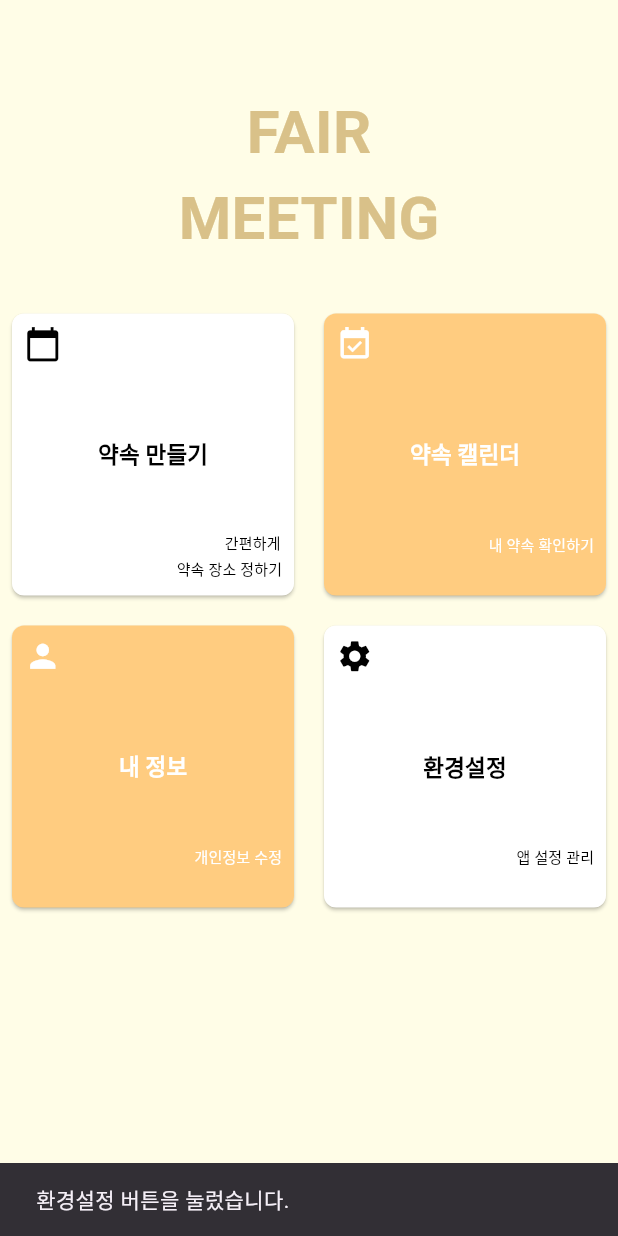
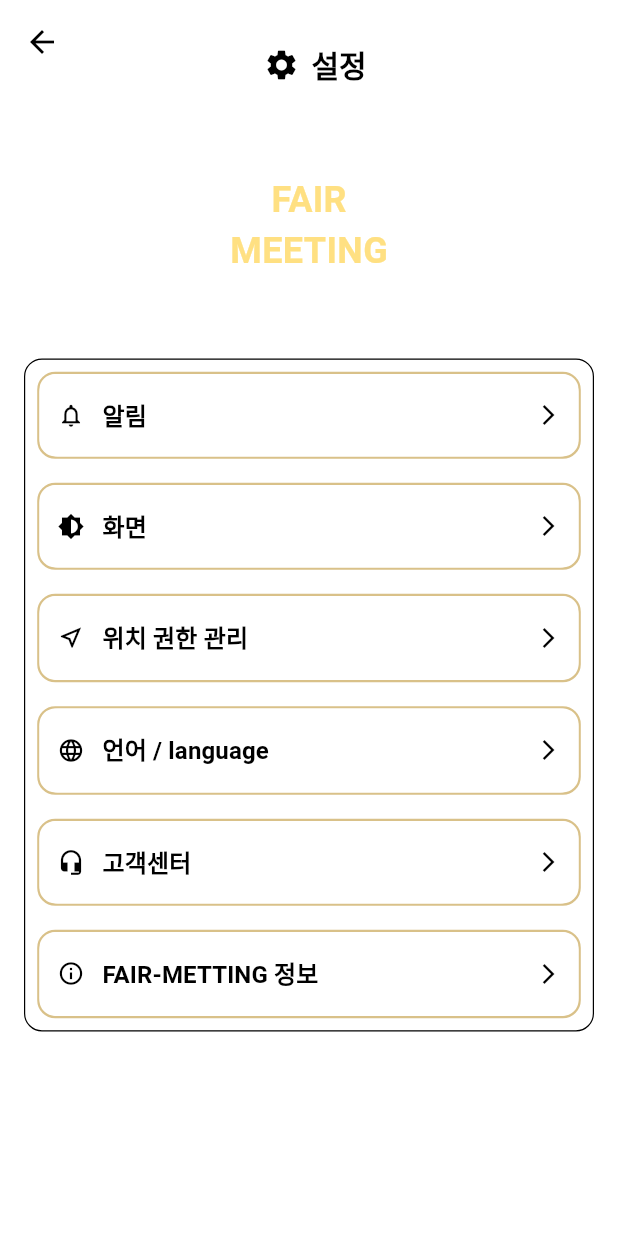
Before and after one commit to partmant/FairMeeting, a Flutter app: the screen it shows after launch, after a tap on "환경설정", on a phone screen of 412 x 824 dp. Run offline on Flutter 3.47's test engine with Material 3 defaults, Android fonts, the phone set to English and light mode, and no system bars; our stand-ins replace dotted_border, flutter_dotenv, table_calendar; missing offline and left inert: kakao_flutter_sdk_user, kakao_map_plugin.

Commit message:
feat: 설정화면 구현

```diff
--- a/lib/screens/main_screen.dart
+++ b/lib/screens/main_screen.dart
@@ -3,8 +3,10 @@
 import '../widgets/logo_title.dart';
 import 'package:fair_front/screens/login_screen.dart';
 import 'package:fair_front/screens/my_info_screen.dart';
+import 'package:fair_front/screens/settings_screen.dart';
 
-import 'calender.dart';
+
+import 'calender_screen.dart';
 
 class MainmenuScreen extends StatefulWidget {
   const MainmenuScreen({super.key});
@@ -106,9 +108,16 @@
         } else if (label == '약속 캘린더') {
           Navigator.push(
             context,
-            MaterialPageRoute(builder: (builder) => const AppointmentCalendarScreen()),
+            MaterialPageRoute(
+                builder: (builder) => const AppointmentCalendarScreen()),
           );
-        }else {
+        } else if (label == '환경설정')   {
+          Navigator.push(
+            context,
+              MaterialPageRoute(
+              builder: (builder) =>  SettingsScreen()),
+          );
+        } else {
           ScaffoldMessenger.of(context).showSnackBar(
             SnackBar(content: Text('$label 버튼을 눌렀습니다.')),
           );
--- /dev/null
+++ b/lib/screens/settings_screen.dart
@@ -0,0 +1,134 @@
+import 'package:flutter/material.dart';
+
+class SettingsScreen extends StatelessWidget {
+  final List<_SettingsItem> items = [
+    _SettingsItem(Icons.notifications_none, '알림'),
+    _SettingsItem(Icons.brightness_6, '화면'),
+    _SettingsItem(Icons.near_me_outlined, '위치 권한 관리'),
+    _SettingsItem(Icons.language, '언어 / language'),
+    _SettingsItem(Icons.headset_mic, '고객센터'),
+    _SettingsItem(Icons.info_outline, 'FAIR-METTING 정보'),
+  ];
+
+  @override
+  Widget build(BuildContext context) {
+    return Scaffold(
+      appBar: AppBar(
+        backgroundColor: Colors.white,
+        elevation: 0,
+        leading: BackButton(color: Colors.black),
+        title: Transform.translate(
+          offset: const Offset(0, 15),
+          child: Center(
+            child: Row(
+              mainAxisSize: MainAxisSize.min,
+              children: [
+                Icon(Icons.settings, color: Colors.black),
+                SizedBox(width: 8),
+                Text('설정', style: TextStyle(color: Colors.black)),
+              ],
+            ),
+          ),
+        ),
+        automaticallyImplyLeading: false,
+        actions: [SizedBox(width: 48)],
+      ),
+      backgroundColor: Colors.white,
+      body: Padding(
+        padding: const EdgeInsets.only(top: 60),
+        child: Column(
+          children: [
+            Center(
+              child: Column(
+                children: [
+                  Text(
+                    'FAIR',
+                    style: TextStyle(
+                      fontSize: 24,
+                      color: Colors.amber[200],
+                      fontWeight: FontWeight.bold,
+                    ),
+                  ),
+                  Text(
+                    'MEETING',
+                    style: TextStyle(
+                      fontSize: 24,
+                      color: Colors.amber[200],
+                      fontWeight: FontWeight.bold,
+                    ),
+                  ),
+                ],
+              ),
+            ),
+            SizedBox(height: 55),
+            Padding(
+              padding: const EdgeInsets.symmetric(horizontal: 16),
+              child: Container(
+                decoration: BoxDecoration(
+                  border: Border.all(color: Colors.black, width: 0.8), // 메뉴 리스트 테두리 검은색 적용
+                  borderRadius: BorderRadius.circular(12),
+                ),
+                child: Column(
+                  children: items.map((item) => _buildItemButton(item, context)).toList(),
+                ),
+              ),
+            ),
+          ],
+        ),
+      ),
+    );
+  }
+
+  Widget _buildItemButton(_SettingsItem item, BuildContext context) {
+    return Padding(
+      padding: const EdgeInsets.all(8),
+      child: Container(
+        decoration: BoxDecoration(
+          border: Border.all(color: Color(0xFFD9C189), width: 1.5), // 개별 버튼 테두리 색 변경
+          borderRadius: BorderRadius.circular(12),
+        ),
+        child: ElevatedButton(
+          style: ElevatedButton.styleFrom(
+            padding: const EdgeInsets.symmetric(horizontal: 12, vertical: 16),
+            backgroundColor: Colors.white,
+            foregroundColor: Colors.black,
+            shape: RoundedRectangleBorder(borderRadius: BorderRadius.circular(12)),
+            elevation: 0,
+          ),
+          onPressed: () {
+            ScaffoldMessenger.of(context).showSnackBar(
+              SnackBar(content: Text('${item.title} 버튼 클릭됨')),
+            );
+          },
+          child: Row(
+            children: [
+              Icon(item.icon, color: Colors.black),
+              SizedBox(width: 12),
+              Expanded(
+                child: Align(
+                  alignment: Alignment.centerLeft,
+                  child: Text(
+                    item.title,
+                    style: TextStyle(
+                      fontSize: 16,
+                      fontWeight: FontWeight.bold,
+                      color: Colors.black,
+                    ),
+                  ),
+                ),
+              ),
+              Icon(Icons.arrow_forward_ios, size: 16, color: Colors.black),
+            ],
+          ),
+        ),
+      ),
+    );
+  }
+}
+
+class _SettingsItem {
+  final IconData icon;
+  final String title;
+
+  _SettingsItem(this.icon, this.title);
+}
```
Also changed, not shown: lib/screens/my_info_screen.dart (+40 -10 lines), lib/screens/calender_screen.dart (renamed from lib/screens/calender.dart).
